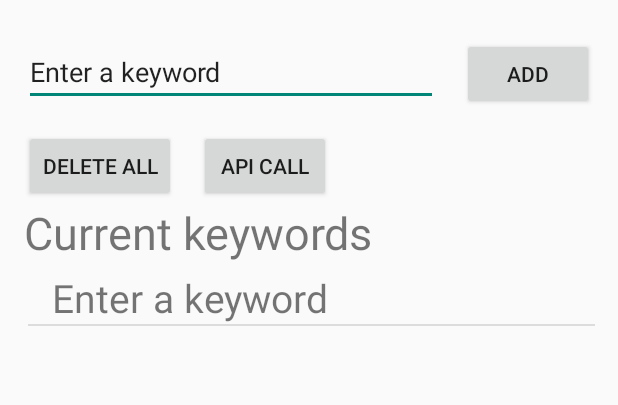
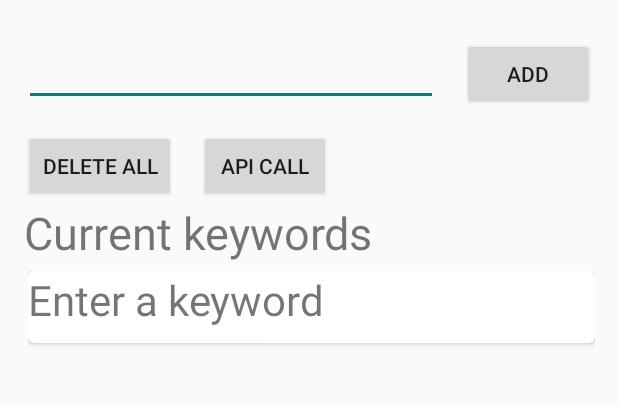
Before and after one commit to Shwuup/bargain-notifier-app, an Android app: the screen it shows after launch (MainActivity), after a tap on "ADD", on a phone screen of 412 x 824 dp, the part 84-489 px from its top. Run offline under Robolectric (Android 15) with nearby library versions, the light colour scheme and no system bars.

Commit message:
add delete keyword feature

```diff
--- a/OzBargainNotifierApp/app/build.gradle
+++ b/OzBargainNotifierApp/app/build.gradle
@@ -6,7 +6,7 @@ android {
 
     defaultConfig {
         applicationId "com.github.shwuup.app"
-        minSdkVersion 23
+        minSdkVersion 24
         targetSdkVersion 29
         versionCode 1
         versionName "1.0"
@@ -20,6 +20,10 @@ android {
             proguardFiles getDefaultProguardFile('proguard-android-optimize.txt'), 'proguard-rules.pro'
         }
     }
+    compileOptions {
+        sourceCompatibility = 1.8
+        targetCompatibility = 1.8
+    }
 
 }
 
@@ -29,6 +33,7 @@ dependencies {
     testImplementation 'org.json:json:20190722'
     implementation "androidx.work:work-runtime:$work_version"
     implementation "androidx.room:room-runtime:$room_version"
+    implementation "androidx.cardview:cardview:1.0.0"
     annotationProcessor "androidx.room:room-compiler:$room_version"
     testImplementation "androidx.room:room-testing:$room_version"
     implementation 'androidx.appcompat:appcompat:1.1.0'
--- a/OzBargainNotifierApp/app/src/main/java/com/github/shwuup/app/KeywordManager.java
+++ b/OzBargainNotifierApp/app/src/main/java/com/github/shwuup/app/KeywordManager.java
@@ -51,6 +51,12 @@ public class KeywordManager extends FileManager {
         } else {
             return keywords;
         }
+    }
+
+    public void deleteKeyword(final String keywordToDelete) {
+        List<Keyword> keywords = readKeywords();
+        keywords.removeIf(k -> k.keyword.equals(keywordToDelete));
+        writeKeywords(keywords);
     }
 
     public List<Keyword> deserializeKeywords(JSONArray jsonArray) {
--- a/OzBargainNotifierApp/app/src/main/java/com/github/shwuup/app/MainActivity.java
+++ b/OzBargainNotifierApp/app/src/main/java/com/github/shwuup/app/MainActivity.java
@@ -6,10 +6,10 @@ import android.os.Build;
 import android.os.Bundle;
 import android.view.View;
 import android.widget.EditText;
+import android.widget.TextView;
 
 import androidx.appcompat.app.AppCompatActivity;
 import androidx.appcompat.widget.Toolbar;
-import androidx.recyclerview.widget.DividerItemDecoration;
 import androidx.recyclerview.widget.LinearLayoutManager;
 import androidx.recyclerview.widget.RecyclerView;
 import androidx.work.Constraints;
@@ -38,6 +38,9 @@ public class MainActivity extends AppCompatActivity {
         Toolbar myToolbar = findViewById(R.id.toolbar);
 
         this.keywordManager = new KeywordManager(getApplicationContext());
+        this.keywordManager.deleteKeywordFile();
+        SeenDealsManager seenDealsManager = new SeenDealsManager(getApplicationContext());
+        seenDealsManager.deleteSeenDealsFile();
         createNotificationChannel();
         setSupportActionBar(myToolbar);
         List<Keyword> keywords = keywordManager.readKeywords();
@@ -46,8 +49,6 @@ public class MainActivity extends AppCompatActivity {
         recyclerView = findViewById(R.id.my_recycler_view);
         layoutManager = new LinearLayoutManager(this);
         recyclerView.setLayoutManager(layoutManager);
-        DividerItemDecoration dividerItemDecoration = new DividerItemDecoration(recyclerView.getContext(), layoutManager.getOrientation());
-        recyclerView.addItemDecoration(dividerItemDecoration);
 
         mAdapter = new MyAdapter(keywords);
         recyclerView.setAdapter(mAdapter);
@@ -81,6 +82,14 @@ public class MainActivity extends AppCompatActivity {
         String keyword = editText.getText().toString();
         keywordManager.addKeyword(keyword);
         this.mAdapter.add(new Keyword(keyword));
+        editText.getText().clear();
+    }
+
+    public void onDelete(View view) {
+        TextView text = findViewById(R.id.keyword);
+        String keyword = text.getText().toString();
+        this.keywordManager.deleteKeyword(keyword);
+        this.mAdapter.delete(keyword);
     }
 
 
--- a/OzBargainNotifierApp/app/src/main/java/com/github/shwuup/app/MyAdapter.java
+++ b/OzBargainNotifierApp/app/src/main/java/com/github/shwuup/app/MyAdapter.java
@@ -1,6 +1,7 @@
 package com.github.shwuup.app;
 
 import android.view.LayoutInflater;
+import android.view.View;
 import android.view.ViewGroup;
 import android.widget.TextView;
 
@@ -16,9 +17,9 @@ public class MyAdapter extends RecyclerView.Adapter<MyAdapter.MyViewHolder> {
     public static class MyViewHolder extends RecyclerView.ViewHolder {
         public TextView textView;
 
-        public MyViewHolder(TextView v) {
+        public MyViewHolder(View v) {
             super(v);
-            textView = v;
+            textView = v.findViewById(R.id.keyword);
         }
     }
 
@@ -28,11 +29,9 @@ public class MyAdapter extends RecyclerView.Adapter<MyAdapter.MyViewHolder> {
 
     @Override
     public MyAdapter.MyViewHolder onCreateViewHolder(ViewGroup parent, int viewType) {
-        TextView v = (TextView) LayoutInflater.from(parent.getContext()).inflate(R.layout.my_text_view, parent, false);
-
+        View v = LayoutInflater.from(parent.getContext()).inflate(R.layout.my_text_view, parent, false);
         MyViewHolder vh = new MyViewHolder(v);
         return vh;
-
     }
 
 
@@ -44,6 +43,11 @@ public class MyAdapter extends RecyclerView.Adapter<MyAdapter.MyViewHolder> {
 
     public void add(Keyword keyword) {
         this.keywords.add(keyword);
+        notifyDataSetChanged();
+    }
+
+    public void delete(String keywordToDelete) {
+        this.keywords.removeIf(k -> k.keyword.equals(keywordToDelete));
         notifyDataSetChanged();
     }
 
--- a/OzBargainNotifierApp/app/src/main/java/com/github/shwuup/app/RequestWorker.java
+++ b/OzBargainNotifierApp/app/src/main/java/com/github/shwuup/app/RequestWorker.java
@@ -79,7 +79,6 @@ public class RequestWorker extends Worker {
         return notifications;
     }
 
-
     private void sendRequest() {
         RequestQueue queue = Volley.newRequestQueue(this.ctx);
         String url = "https://jqjhg6iepc.execute-api.ap-southeast-2.amazonaws.com/prod/bargain";
@@ -120,7 +119,7 @@ public class RequestWorker extends Worker {
                                     NotificationManager notificationManager = (NotificationManager) ctx.getSystemService(NOTIFICATION_SERVICE);
                                     StatusBarNotification[] activeNotifications = notificationManager.getActiveNotifications();
 
-                                    for (int i = 0; i < notifications.size() - 1; i++) {
+                                    for (int i = 0; i < notifications.size(); i++) {
                                         Notification notification = notifications.get(i);
                                         Bundle extras = notification.extras;
                                         String id = extras.getString(Notification.EXTRA_TEXT);
--- a/OzBargainNotifierApp/app/src/main/res/layout/my_text_view.xml
+++ b/OzBargainNotifierApp/app/src/main/res/layout/my_text_view.xml
@@ -1,8 +1,37 @@
 <?xml version="1.0" encoding="utf-8"?>
-<TextView xmlns:android="http://schemas.android.com/apk/res/android"
-    android:layout_width="match_parent" android:layout_height="wrap_content"
-    android:text="testing"
-    android:layout_marginStart="16dp"
-    android:textSize="26sp"
+<androidx.cardview.widget.CardView xmlns:app="http://schemas.android.com/apk/res-auto"
+    xmlns:android="http://schemas.android.com/apk/res/android"
+    android:layout_width="match_parent"
+    android:layout_height="wrap_content"
+    android:layout_marginBottom="4dp"
 
-    />
+    app:cardCornerRadius="4dp">
+    <androidx.constraintlayout.widget.ConstraintLayout
+        android:layout_width = "match_parent"
+        android:layout_height = "wrap_content"
+        android:gravity = "start"
+        android:orientation = "vertical">
+
+        <TextView
+            android:id="@+id/keyword"
+            android:layout_width="match_parent"
+            android:layout_height="wrap_content"
+            app:layout_constraintStart_toEndOf="parent"
+            android:gravity="start"
+            android:textSize="28sp"
+            app:layout_constraintStart_toStartOf="parent"
+            app:layout_constraintTop_toTopOf="parent" />
+
+        <Button
+            android:id="@+id/deleteButton"
+            android:layout_width="wrap_content"
+            android:layout_height="wrap_content"
+            android:text="DELETE"
+            android:onClick="onDelete"
+            app:layout_constraintEnd_toStartOf="parent"
+            app:layout_constraintTop_toTopOf="parent"
+            android:layout_marginLeft="300dp"
+            app:layout_constraintStart_toEndOf="parent"
+            />
+    </androidx.constraintlayout.widget.ConstraintLayout>
+</androidx.cardview.widget.CardView>
```
